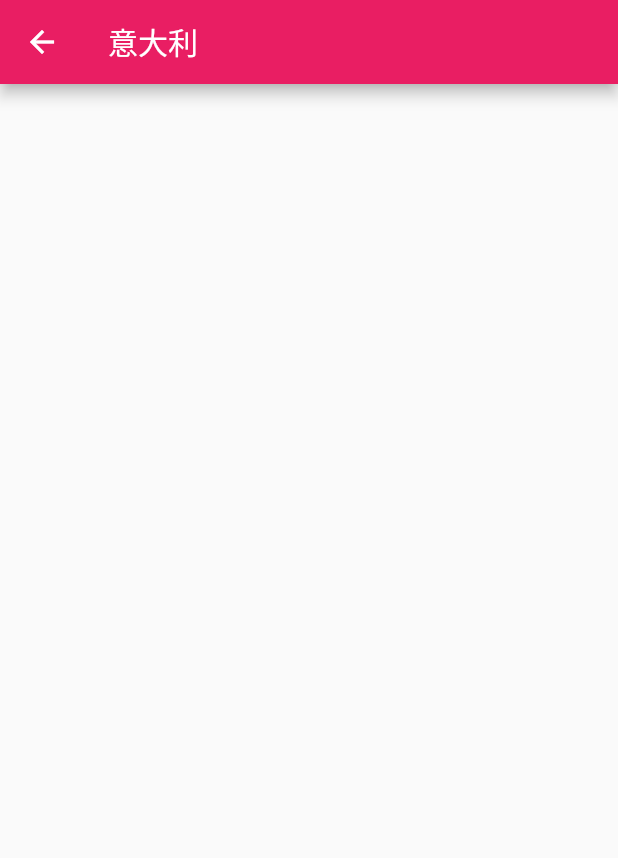
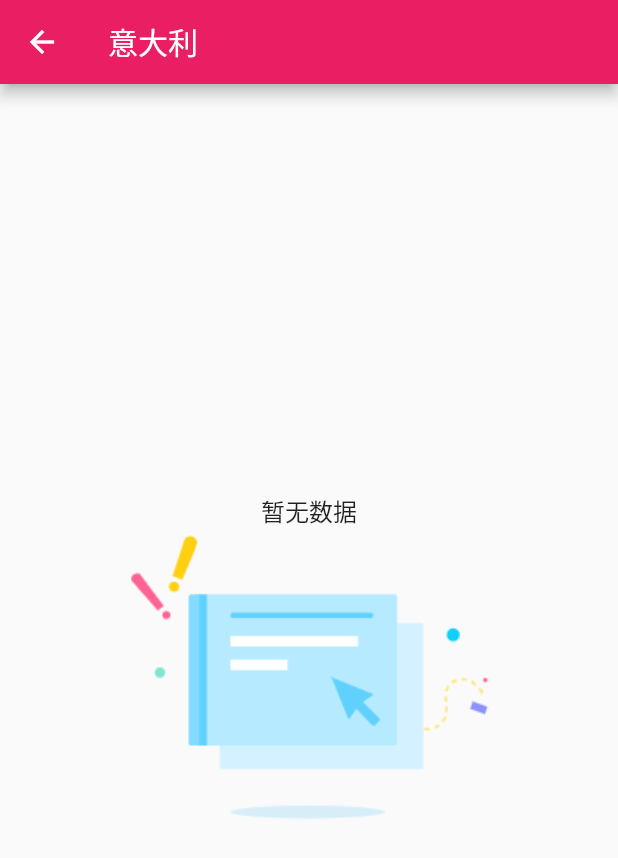
Before and after one commit to ismilesky/FlutterDemo, a Flutter app: the screen it shows after launch, after a tap on "意大利", on a phone screen of 412 x 824 dp. Shown: the top 858 px of the screen. Run offline on Flutter 3.47's test engine with Material 2 defaults, Android fonts, the phone set to English and light mode, and no system bars; our stand-ins replace cached_network_image, dio, event_bus, photo_view, pull_to_refresh; network calls fail.

Commit message:
no message

```diff
--- a/favorite_cate/lib/ui/pages/favorite/favorite_content.dart
+++ b/favorite_cate/lib/ui/pages/favorite/favorite_content.dart
@@ -3,17 +3,18 @@ import 'package:provider/provider.dart';
 
 import '../../../core/viewmodels/favorite_view_model.dart';
 import '../../widgets/meal_item.dart';
+import '../tip/no_data.dart';
 
 class FCFavoriteContent extends StatelessWidget {
 
   @override
   Widget build(BuildContext context) {
-   print('FCFavoriteContent build');
 
    return Consumer<FCFavoriteViewModel>(
       builder: (ctx, favoriteVM, child) {
-
-        print('Consumer<FCFavoriteViewModel> 刷新数据');
+        if (favoriteVM.meals.isEmpty) {
+           return FCNoDataScreen();
+        }
         return  ListView.builder(
           itemCount: favoriteVM.meals.length,
           itemBuilder: (ctx, index) {
--- a/favorite_cate/lib/ui/pages/meal/meal_content.dart
+++ b/favorite_cate/lib/ui/pages/meal/meal_content.dart
@@ -10,11 +10,12 @@ import 'package:favorite_cate/core/model/meal_model.dart';
 import 'package:favorite_cate/core/viewmodels/meal_view_model.dart';
 import 'package:favorite_cate/ui/widgets/meal_item.dart';
 
+import '../tip/no_data.dart';
+
 class FCMealContent extends StatelessWidget {
 
   @override
   Widget build(BuildContext context) {
-   print('FCMealContent build');
 
     final item = ModalRoute.of(context)?.settings.arguments as FCCategoryModel;
 
@@ -27,7 +28,10 @@ class FCMealContent extends StatelessWidget {
       },
       shouldRebuild: (prev, next) => !ListEquality().equals(prev, next),
       builder: (ctx, meals, child) {
-        print('Selector<FCMealViewModel, List<FCMealModel>> 刷新数据');
+
+        if (meals.isEmpty) {
+           return FCNoDataScreen();
+        }
 
         return ListView.builder(
           itemCount: meals.length,
--- /dev/null
+++ b/favorite_cate/lib/ui/pages/tip/no_data.dart
@@ -0,0 +1,18 @@
+import 'package:flutter/material.dart';
+
+class FCNoDataScreen extends StatelessWidget {
+
+  @override
+  Widget build(BuildContext context) {
+    return Center(
+            child: Column(
+              mainAxisAlignment: MainAxisAlignment.center,
+              children: [
+                Text("暂无数据", style: TextStyle(fontSize: 16),),
+                Image.asset("assets/images/no-data.png", )
+                // width: 261.px, height: 200.px,
+              ],
+            ),
+          );
+  }
+}
--- a/favorite_cate/pubspec.yaml
+++ b/favorite_cate/pubspec.yaml
@@ -64,6 +64,7 @@ flutter:
   # To add assets to your application, add an assets section, like this:
   assets:
     - assets/json/
+    - assets/images/
 
   # An image asset can refer to one or more resolution-specific "variants", see
   # https://flutter.dev/assets-and-images/#resolution-aware.
```
Also changed, not shown: favorite_cate/assets/images/no-data.png (added).
